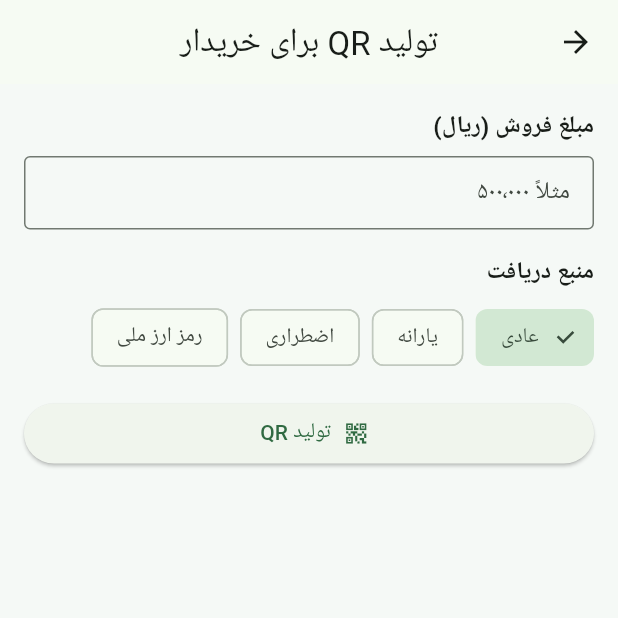
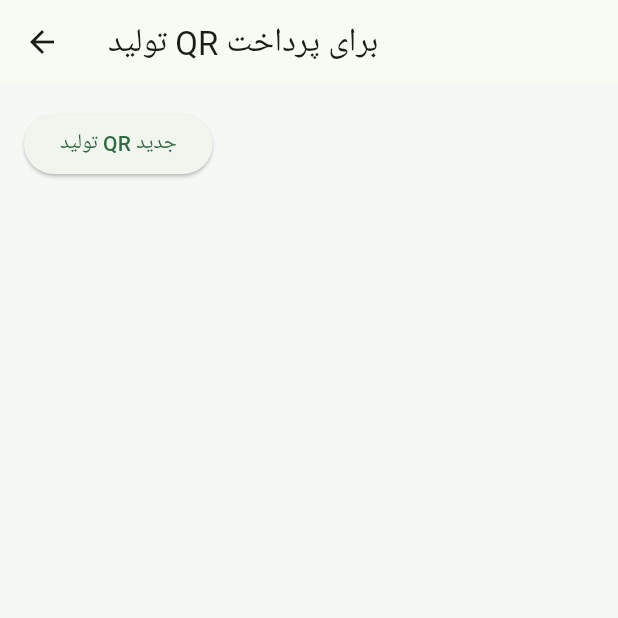
Before and after one commit to foadkaksamandi-blip/Soma_demo_app_foad, a Flutter app: the GenerateQrScreen screen opened directly, on a phone screen of 412 x 824 dp, the top half of it. Run offline on Flutter 3.47's test engine with Material 3 defaults, Android fonts, the phone set to English and light mode, and no system bars; our stand-ins replace flutter_bluetooth_serial, permission_handler, qr_flutter, shared_preferences; missing offline and left inert: qr_code_scanner; accounts and stored records are empty.

Commit message:
Update generate_qr_screen.dart

```diff
--- a/Soma_demo_app_foad/merchant-app/lib/screens/generate_qr_screen.dart
+++ b/Soma_demo_app_foad/merchant-app/lib/screens/generate_qr_screen.dart
@@ -1,7 +1,5 @@
-import 'dart:convert';
 import 'package:flutter/material.dart';
 import 'package:qr_flutter/qr_flutter.dart';
-import '../services/local_db.dart';
 
 class GenerateQrScreen extends StatefulWidget {
   const GenerateQrScreen({super.key});
@@ -11,125 +9,34 @@ class GenerateQrScreen extends StatefulWidget {
 }
 
 class _GenerateQrScreenState extends State<GenerateQrScreen> {
-  final TextEditingController _amountCtrl = TextEditingController();
-  String _selectedSource = 'عادی'; // عادی / یارانه / اضطراری / رمز ارز ملی
-  String? _qrData;
-
-  @override
-  void dispose() {
-    _amountCtrl.dispose();
-    super.dispose();
-  }
+  String? generatedData;
 
   void _generate() {
-    final raw = _amountCtrl.text.replaceAll(',', '').trim();
-    final amount = int.tryParse(raw) ?? 0;
-    if (amount <= 0) {
-      _showSnack('مبلغ معتبر نیست.');
-      return;
-    }
-
-    final db = LocalDBMerchant.instance;
-    final payload = {
-      'amount': amount,
-      'source': _selectedSource,
-      'merchantId': db.merchantId,
-      'ts': DateTime.now().toIso8601String(),
-    };
-
     setState(() {
-      _qrData = json.encode(payload);
+      generatedData = 'TXN-${DateTime.now().millisecondsSinceEpoch}';
     });
-  }
-
-  void _showSnack(String msg, {bool success = false}) {
-    ScaffoldMessenger.of(context).showSnackBar(
-      SnackBar(
-        content: Text(
-          msg,
-          textDirection: TextDirection.rtl,
-        ),
-        backgroundColor: success ? Colors.green : Colors.black87,
-      ),
-    );
   }
 
   @override
   Widget build(BuildContext context) {
-    const sources = ['عادی', 'یارانه', 'اضطراری', 'رمز ارز ملی'];
-
-    return Directionality(
-      textDirection: TextDirection.rtl,
-      child: Scaffold(
-        appBar: AppBar(
-          title: const Text('تولید QR برای خریدار'),
-          centerTitle: true,
-        ),
+    return Scaffold(
+      appBar: AppBar(title: const Text('تولید QR برای پرداخت')),
       body: Padding(
-          padding: const EdgeInsets.all(16),
-          child: ListView(
+        padding: const EdgeInsets.all(16.0),
+        child: Column(
           children: [
-              const Text(
-                'مبلغ فروش (ریال)',
-                style: TextStyle(fontSize: 16, fontWeight: FontWeight.w600),
-              ),
-              const SizedBox(height: 8),
-              TextField(
-                controller: _amountCtrl,
-                keyboardType: TextInputType.number,
-                decoration: const InputDecoration(
-                  hintText: 'مثلاً ۵۰۰٬۰۰۰',
-                  border: OutlineInputBorder(),
-                  isDense: true,
-                ),
+            ElevatedButton(
+              onPressed: _generate,
+              child: const Text('تولید QR جدید'),
             ),
             const SizedBox(height: 16),
-              const Text(
-                'منبع دریافت',
-                style: TextStyle(fontSize: 16, fontWeight: FontWeight.w600),
-              ),
-              const SizedBox(height: 8),
-              Wrap(
-                spacing: 8,
-                children: sources
-                    .map(
-                      (s) => ChoiceChip(
-                        label: Text(s),
-                        selected: _selectedSource == s,
-                        onSelected: (selected) {
-                          if (selected) {
-                            setState(() {
-                              _selectedSource = s;
-                            });
-                          }
-                        },
-                      ),
-                    )
-                    .toList(),
-              ),
-              const SizedBox(height: 16),
-              ElevatedButton.icon(
-                onPressed: _generate,
-                icon: const Icon(Icons.qr_code_2),
-                label: const Text('تولید QR'),
-              ),
-              const SizedBox(height: 24),
-              if (_qrData != null) ...[
-                Center(
-                  child: QrImageView(
-                    data: _qrData!,
+            if (generatedData != null)
+              QrImage(
+                data: generatedData!,
                 version: QrVersions.auto,
-                    size: 220,
-                  ),
-                ),
-                const SizedBox(height: 12),
-                const Text(
-                  'خریدار می‌تواند این QR را اسکن کرده و پرداخت کند.',
-                  textAlign: TextAlign.center,
+                size: 200,
               ),
           ],
-            ],
-          ),
         ),
       ),
     );
```
Lines whose indentation alone changed are shown as unchanged.
